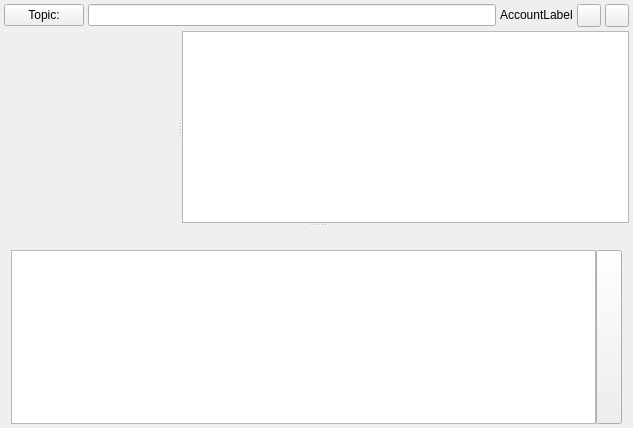
Before: the Qt Designer form src/groupchatdlg.ui in psi-im/psi, drawn with Qt 5.
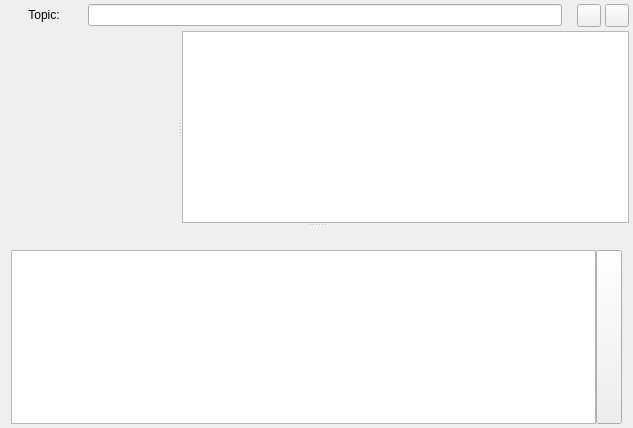
After: the same form once the commit is applied. Custom widgets are drawn as their Qt base class.

Commit message: Less UI elements for groupchats

What changed in the file:
```diff
--- a/src/groupchatdlg.ui
+++ b/src/groupchatdlg.ui
@@ -92,6 +92,9 @@
             <property name="text">
              <string>Topic:</string>
             </property>
+            <property name="flat">
+             <bool>true</bool>
+            </property>
            </widget>
           </item>
           <item>
@@ -110,7 +113,7 @@
              </sizepolicy>
             </property>
             <property name="text">
-             <string>AccountLabel</string>
+             <string notr="true"/>
             </property>
            </widget>
           </item>
```
Left out of the diff: 6 changed lines with no effect on the pictures.
